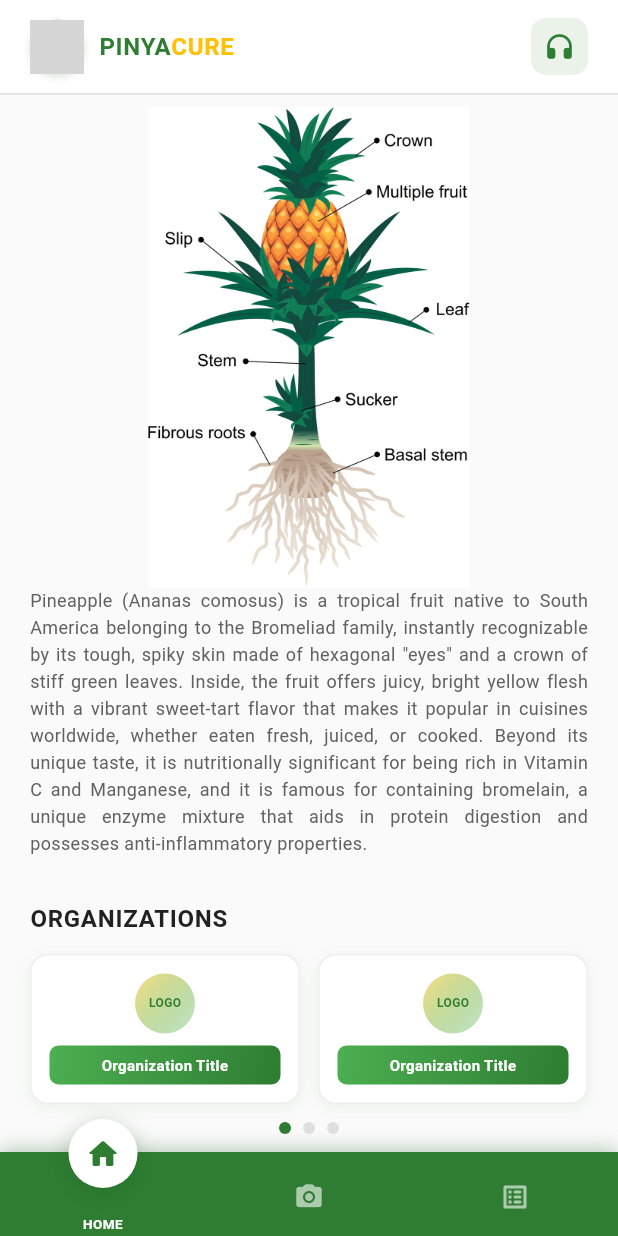
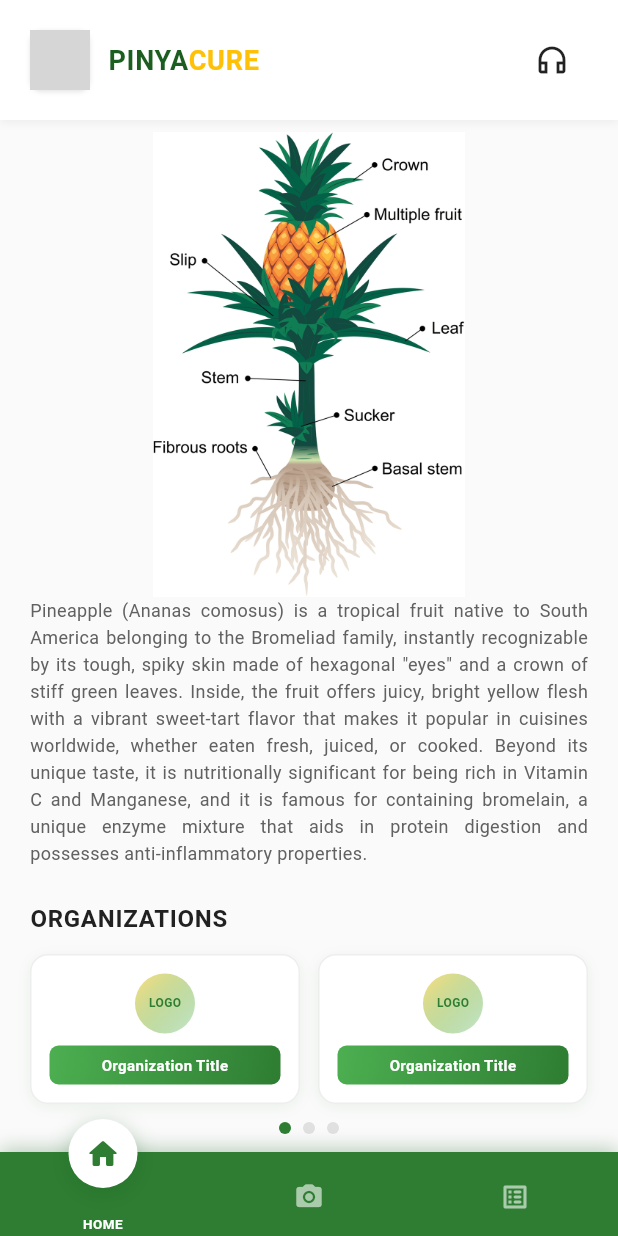
Before and after one commit to clarenceportugal/PinyaCure, a Flutter app: the screen it shows after launch, on a phone screen of 412 x 824 dp. Run offline on Flutter 3.47's test engine with Material 3 defaults, Android fonts, the phone set to English and light mode, and no system bars; our stand-ins replace camera, permission_handler; missing offline and left inert: tflite_flutter; grey boxes are pictures that could not be loaded.

Commit message:
Update header to match design: rounded square logo, PINYA in dark green and CURE in yellow, simple headphone icon

```diff
--- a/lib/widgets/app_header.dart
+++ b/lib/widgets/app_header.dart
@@ -14,15 +14,16 @@ class AppHeader extends StatelessWidget {
   @override
   Widget build(BuildContext context) {
     return Container(
-      padding: const EdgeInsets.symmetric(horizontal: 20, vertical: 12),
+      padding: const EdgeInsets.symmetric(horizontal: 20, vertical: 16),
       decoration: BoxDecoration(
         color: AppColors.cardWhite,
-        border: Border(
-          bottom: BorderSide(
-            color: AppColors.divider,
-            width: 1,
+        boxShadow: [
+          BoxShadow(
+            color: Colors.black.withOpacity(0.05),
+            blurRadius: 4,
+            offset: const Offset(0, 2),
           ),
-        ),
+        ],
       ),
       child: Row(
         mainAxisAlignment: MainAxisAlignment.spaceBetween,
@@ -30,21 +31,22 @@ class AppHeader extends StatelessWidget {
           // Logo and Title
           Row(
             children: [
+              // Rounded square logo
               Container(
-                width: 36,
-                height: 36,
+                width: 40,
+                height: 40,
                 decoration: BoxDecoration(
-                  borderRadius: BorderRadius.circular(18),
+                  borderRadius: BorderRadius.circular(8),
                   boxShadow: [
                     BoxShadow(
-                      color: AppColors.primaryGreen.withOpacity(0.2),
-                      blurRadius: 4,
-                      offset: const Offset(0, 2),
+                      color: Colors.black.withOpacity(0.1),
+                      blurRadius: 2,
+                      offset: const Offset(0, 1),
                     ),
                   ],
                 ),
                 child: ClipRRect(
-                  borderRadius: BorderRadius.circular(18),
+                  borderRadius: BorderRadius.circular(8),
                   child: Image.asset(
                     'assets/logo/pinyacure_logo.png',
                     fit: BoxFit.cover,
@@ -52,40 +54,41 @@ class AppHeader extends StatelessWidget {
                       return Container(
                         decoration: BoxDecoration(
                           color: AppColors.primaryGreenLight,
-                          borderRadius: BorderRadius.circular(18),
+                          borderRadius: BorderRadius.circular(8),
                         ),
                         child: const Icon(
                           Icons.eco_rounded,
                           color: Colors.white,
-                          size: 20,
+                          size: 24,
                         ),
                       );
                     },
                   ),
                 ),
               ),
-              const SizedBox(width: 10),
-              Column(
-                crossAxisAlignment: CrossAxisAlignment.start,
-                children: [
+              const SizedBox(width: 12),
+              // PINYACURE text
               RichText(
                 text: const TextSpan(
+                  style: TextStyle(
+                    fontFamily: 'Roboto', // Sans-serif
+                  ),
                   children: [
                     TextSpan(
                       text: 'PINYA',
                       style: TextStyle(
-                            fontSize: 16,
+                        fontSize: 18,
                         fontWeight: FontWeight.bold,
-                            color: AppColors.primaryGreen,
+                        color: AppColors.primaryGreenDark, // Dark green
                         letterSpacing: 0.5,
                       ),
                     ),
                     TextSpan(
                       text: 'CURE',
                       style: TextStyle(
-                            fontSize: 16,
+                        fontSize: 18,
                         fontWeight: FontWeight.bold,
-                            color: AppColors.accentYellow,
+                        color: AppColors.accentYellow, // Bright yellow
                         letterSpacing: 0.5,
                       ),
                     ),
@@ -94,21 +97,19 @@ class AppHeader extends StatelessWidget {
               ),
             ],
           ),
-            ],
+          // Headphone icon (simple black outline)
+          if (showHeadphoneIcon)
+            IconButton(
+              icon: const Icon(
+                Icons.headphones_outlined,
+                color: Colors.black87,
+                size: 24,
               ),
-          // Headphone icon
-          if (showHeadphoneIcon)
-            Container(
-              padding: const EdgeInsets.all(8),
-              decoration: BoxDecoration(
-                color: AppColors.primaryGreen.withOpacity(0.1),
-                borderRadius: BorderRadius.circular(10),
-              ),
-              child: const Icon(
-                Icons.headphones_rounded,
-                color: AppColors.primaryGreen,
-                size: 22,
-              ),
+              onPressed: () {
+                // TODO: Add headphone functionality
+              },
+              padding: EdgeInsets.zero,
+              constraints: const BoxConstraints(),
             ),
         ],
       ),
```
Lines whose indentation alone changed are shown as unchanged.
